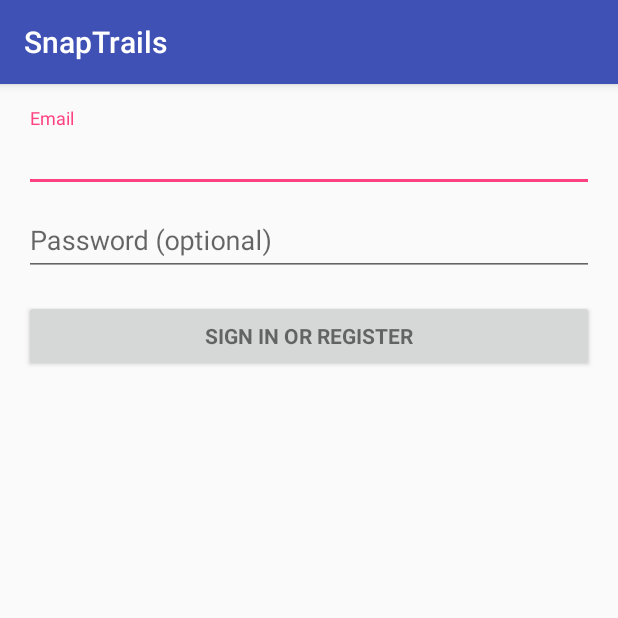
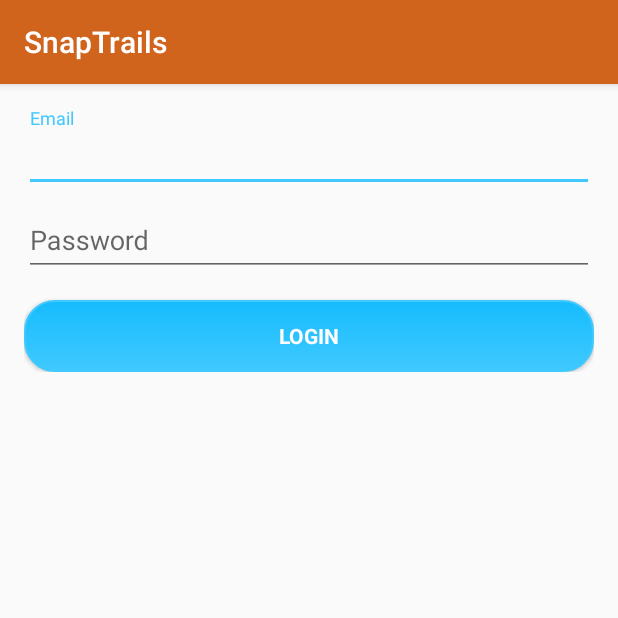
Before and after one commit to chausicle/SnapTrailsAndroidMobile, an Android app: the screen it shows after launch (LoginActivity), on a phone screen of 412 x 824 dp, the top half of it. Run offline under Robolectric (Android 15) with nearby library versions, the phone set to English and light mode, and no system bars; 2 statements that could not run were skipped.

Commit message:
Remove unused menu and change theme colors

```diff
--- /dev/null
+++ b/app/src/main/res/drawable/login.xml
@@ -0,0 +1,24 @@
+<?xml version="1.0" encoding="utf-8"?>
+<selector xmlns:android="http://schemas.android.com/apk/res/android" >
+    <item android:state_pressed="true" >
+        <shape android:shape="rectangle"  >
+            <corners android:radius="20dip" />
+            <stroke android:width="1dip" android:color="#40c9ff" />
+            <gradient android:angle="-90" android:startColor="#40c9ff" android:endColor="#40c9ff"  />
+        </shape>
+    </item>
+    <item android:state_focused="true">
+        <shape android:shape="rectangle"  >
+            <corners android:radius="10dip" />
+            <stroke android:width="1dip" android:color="#40c9ff" />
+            <solid android:color="#40c9ff"/>
+        </shape>
+    </item>
+    <item >
+        <shape android:shape="rectangle"  >
+            <corners android:radius="20dip" />
+            <stroke android:width="1dip" android:color="#40c9ff" />
+            <gradient android:angle="-90" android:startColor="#16bcfd" android:endColor="#40c9ff" />
+        </shape>
+    </item>
+</selector>
--- a/app/src/main/res/layout/activity_login.xml
+++ b/app/src/main/res/layout/activity_login.xml
@@ -70,7 +70,9 @@
                 android:layout_width="match_parent"
                 android:layout_height="wrap_content"
                 android:layout_marginTop="16dp"
+                android:background="@drawable/login"
                 android:text="@string/action_sign_in"
+                android:textColor="#fcfcfc"
                 android:textStyle="bold" />
 
         </LinearLayout>
--- a/app/src/main/res/layout/app_bar_main.xml
+++ b/app/src/main/res/layout/app_bar_main.xml
@@ -28,6 +28,6 @@
         android:layout_height="wrap_content"
         android:layout_gravity="bottom|end"
         android:layout_margin="@dimen/fab_margin"
-        app:srcCompat="@android:drawable/ic_dialog_email" />
+        app:srcCompat="@drawable/snaptrails" />
 
 </android.support.design.widget.CoordinatorLayout>
--- a/app/src/main/res/layout/nav_header_main.xml
+++ b/app/src/main/res/layout/nav_header_main.xml
@@ -13,7 +13,7 @@
     android:theme="@style/ThemeOverlay.AppCompat.Dark">
 
     <ImageView
-        android:id="@+id/imageView"
+        android:id="@+id/user_image"
         android:layout_width="wrap_content"
         android:layout_height="wrap_content"
         android:contentDescription="@string/nav_header_desc"
@@ -21,6 +21,7 @@
         app:srcCompat="@mipmap/ic_launcher_round" />
 
     <TextView
+        android:id="@+id/username"
         android:layout_width="match_parent"
         android:layout_height="wrap_content"
         android:paddingTop="@dimen/nav_header_vertical_spacing"
@@ -28,7 +29,7 @@
         android:textAppearance="@style/TextAppearance.AppCompat.Body1" />
 
     <TextView
-        android:id="@+id/textView"
+        android:id="@+id/user_email"
         android:layout_width="wrap_content"
         android:layout_height="wrap_content"
         android:text="@string/nav_header_subtitle" />
--- a/app/src/main/res/values/colors.xml
+++ b/app/src/main/res/values/colors.xml
@@ -1,6 +1,6 @@
 <?xml version="1.0" encoding="utf-8"?>
 <resources>
-    <color name="colorPrimary">#3F51B5</color>
-    <color name="colorPrimaryDark">#303F9F</color>
-    <color name="colorAccent">#FF4081</color>
+    <color name="colorPrimary">#d1641d</color>
+    <color name="colorPrimaryDark">#ce5100</color>
+    <color name="colorAccent">#40c9ff</color>
 </resources>
--- a/app/src/main/res/values/strings.xml
+++ b/app/src/main/res/values/strings.xml
@@ -1,8 +1,8 @@
 <resources>
-    <string name="app_name">SnapTrailsAndroidMobile</string>
+    <string name="app_name">SnapTrails</string>
     <string name="navigation_drawer_open">Open navigation drawer</string>
     <string name="navigation_drawer_close">Close navigation drawer</string>
-    <string name="nav_header_title">Android Studio</string>
+    <string name="nav_header_title">Username</string>
     <string name="nav_header_subtitle">android.studio@android.com</string>
     <string name="nav_header_desc">Navigation header</string>
     <string name="action_settings">Settings</string>
@@ -10,8 +10,8 @@
 
     <!-- Strings related to login -->
     <string name="prompt_email">Email</string>
-    <string name="prompt_password">Password (optional)</string>
-    <string name="action_sign_in">Sign in or register</string>
+    <string name="prompt_password">Password</string>
+    <string name="action_sign_in">Login</string>
     <string name="action_sign_in_short">Sign in</string>
     <string name="error_invalid_email">This email address is invalid</string>
     <string name="error_invalid_password">This password is too short</string>
```
Also changed, not shown: app/src/main/java/com/justinchau/snaptrailsandroidmobile/MainActivity.java (+1 -23 lines), app/src/main/res/menu/main.xml (deleted, +0 -9 lines).
